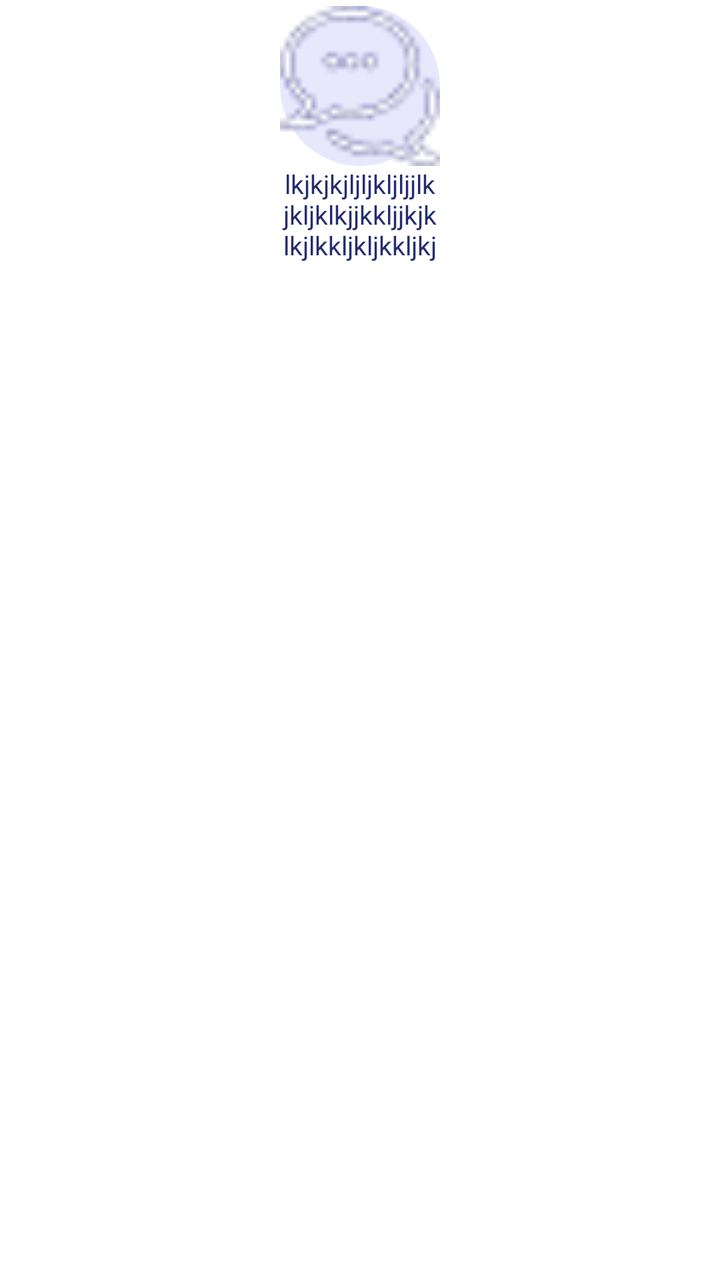
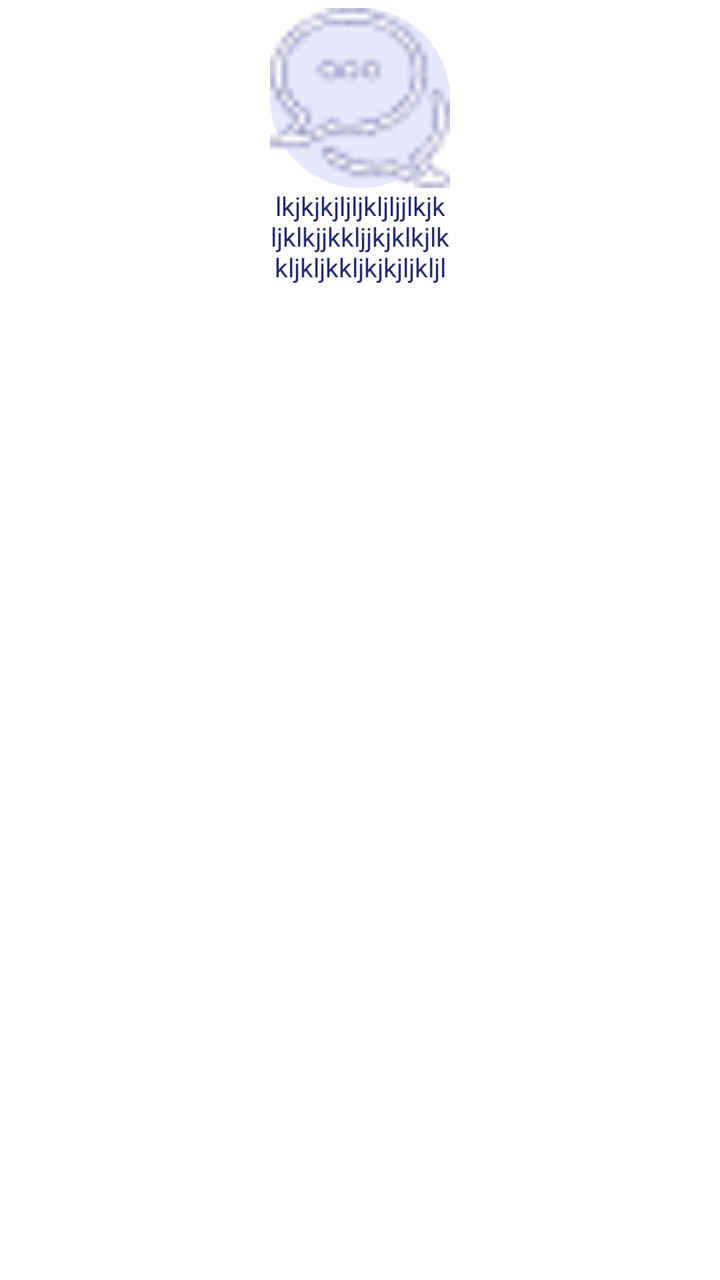

Before-and-after screenshots of an Android layout around one commit, followed by the original layout XML and the change that was made.
<!-- AndroidManifest.xml: application theme Theme.NewDesign -->
<!-- res/layout/item_layout_top_speciality.xml -->
<?xml version="1.0" encoding="utf-8"?>
<androidx.constraintlayout.widget.ConstraintLayout
        xmlns:android="http://schemas.android.com/apk/res/android"
        android:layout_width="wrap_content"
        android:layout_height="wrap_content"
        android:padding="3dp"
        xmlns:app="http://schemas.android.com/apk/res-auto">

            <androidx.constraintlayout.widget.ConstraintLayout
                    android:id="@+id/layout_uploadImage"
                    android:layout_width="80dp"
                    android:layout_height="80dp"
                    android:background="@drawable/bg_circlemove"
                    app:layout_constraintTop_toTopOf="parent"
                    app:layout_constraintEnd_toEndOf="parent"
                    app:layout_constraintStart_toStartOf="parent">

                <com.google.android.material.imageview.ShapeableImageView
                        android:id="@+id/iv_services"
                        android:layout_width="80dp"
                        android:layout_height="80dp"
                        android:src="@drawable/ic_chat"
                        app:layout_constraintBottom_toBottomOf="parent"
                        app:layout_constraintEnd_toEndOf="parent"
                        app:layout_constraintStart_toStartOf="parent"
                        app:layout_constraintTop_toTopOf="parent"/>
            </androidx.constraintlayout.widget.ConstraintLayout>

    <TextView
            android:id="@+id/tv_serviceName"
            android:layout_width="0dp"
            android:layout_height="wrap_content"
            android:text="lkjkjkjljljkljljjlkjkljklkjjkkljjkjklkjlkkljkljkkljkjkjljkljlkkjlkl"
            android:ellipsize="end"
            android:justificationMode="inter_word"
            android:inputType="textMultiLine"
            android:maxLines="3"
            android:gravity="center"
            app:layout_constrainedWidth="true"
            android:textAppearance="@style/TextAppearance.AppCompat.Headline"
            android:textColor="@color/color_primary"
            android:textSize="13sp"
            app:layout_constraintStart_toStartOf="@+id/layout_uploadImage"
            app:layout_constraintEnd_toEndOf="@+id/layout_uploadImage"
            app:layout_constraintTop_toBottomOf="@+id/layout_uploadImage"/>


</androidx.constraintlayout.widget.ConstraintLayout>
<!-- resources referenced by this layout -->
<resources>
  <color name="color_primary">#262D70</color>
  <!-- drawable bg_circlemove (drawable) -->
  <?xml version="1.0" encoding="utf-8"?>
  <shape xmlns:android="http://schemas.android.com/apk/res/android"
      android:shape="oval"
      >
  
      <size android:width="20dp" android:height="20dp"/>
      <solid android:color="@color/move"/>
  
  </shape>
  <!-- drawable ic_chat: png bitmap (drawable, 1329 bytes) -->
  <style name="Theme.NewDesign" parent="Theme.MaterialComponents.Light.NoActionBar">
          
          <item name="colorPrimary">@color/purple_500</item>
          <item name="colorPrimaryVariant">@color/purple_700</item>
          <item name="colorOnPrimary">@color/white</item>
          
          <item name="colorSecondary">#0639BA</item>
          <item name="colorSecondaryVariant">@color/teal_700</item>
          <item name="colorOnSecondary">@color/black</item>
          
          <item name="android:statusBarColor">?attr/colorPrimaryVariant</item>
          
      </style>
  <color name="move">#E8E8FD</color>
  <color name="purple_500">#AEB3BE</color>
  <color name="purple_700">#FF3700B3</color>
  <color name="white">#FFFFFFFF</color>
  <color name="teal_700">#FF018786</color>
  <color name="black">#FF000000</color>
</resources>

<!-- the commit's change to res/layout/item_layout_top_speciality.xml (unified diff, before → after) -->
@@ -3,13 +3,13 @@
         xmlns:android="http://schemas.android.com/apk/res/android"
         android:layout_width="wrap_content"
         android:layout_height="wrap_content"
-        android:padding="3dp"
+        android:padding="4dp"
         xmlns:app="http://schemas.android.com/apk/res-auto">
 
             <androidx.constraintlayout.widget.ConstraintLayout
                     android:id="@+id/layout_uploadImage"
-                    android:layout_width="80dp"
-                    android:layout_height="80dp"
+                    android:layout_width="90dp"
+                    android:layout_height="90dp"
                     android:background="@drawable/bg_circlemove"
                     app:layout_constraintTop_toTopOf="parent"
                     app:layout_constraintEnd_toEndOf="parent"
@@ -17,8 +17,8 @@
 
                 <com.google.android.material.imageview.ShapeableImageView
                         android:id="@+id/iv_services"
-                        android:layout_width="80dp"
-                        android:layout_height="80dp"
+                        android:layout_width="90dp"
+                        android:layout_height="90dp"
                         android:src="@drawable/ic_chat"
                         app:layout_constraintBottom_toBottomOf="parent"
                         app:layout_constraintEnd_toEndOf="parent"
